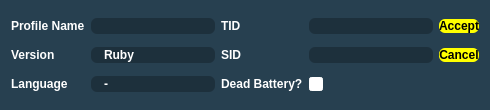
Old version of the form Forms/ProfileManager/ProfileManager3NewEdit.ui in the repository Admiral-Fish/PokeFinder.
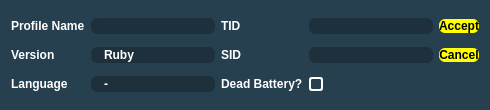
New version of the form. Icons and pictures are not drawn. Custom widgets are drawn as their Qt base class.

```diff
--- a/Forms/ProfileManager/ProfileManager3NewEdit.ui
+++ b/Forms/ProfileManager/ProfileManager3NewEdit.ui
@@ -10,12 +10,24 @@
     <height>110</height>
    </rect>
   </property>
+  <property name="sizePolicy">
+   <sizepolicy hsizetype="Fixed" vsizetype="Fixed">
+    <horstretch>0</horstretch>
+    <verstretch>0</verstretch>
+   </sizepolicy>
+  </property>
   <property name="minimumSize">
    <size>
     <width>490</width>
     <height>110</height>
    </size>
   </property>
+  <property name="maximumSize">
+   <size>
+    <width>490</width>
+    <height>110</height>
+   </size>
+  </property>
   <property name="windowTitle">
    <string>Dialog</string>
   </property>
@@ -107,11 +119,11 @@
 }
 
 QCheckBox::indicator:unchecked {
-	background-color: white;
+	background-color: #274050;
 }
 
 QCheckBox::indicator:checked {
-	background-color: #274050;
+	background-color: white;
 }</string>
   </property>
   <layout class="QGridLayout" name="gridLayout">
```
